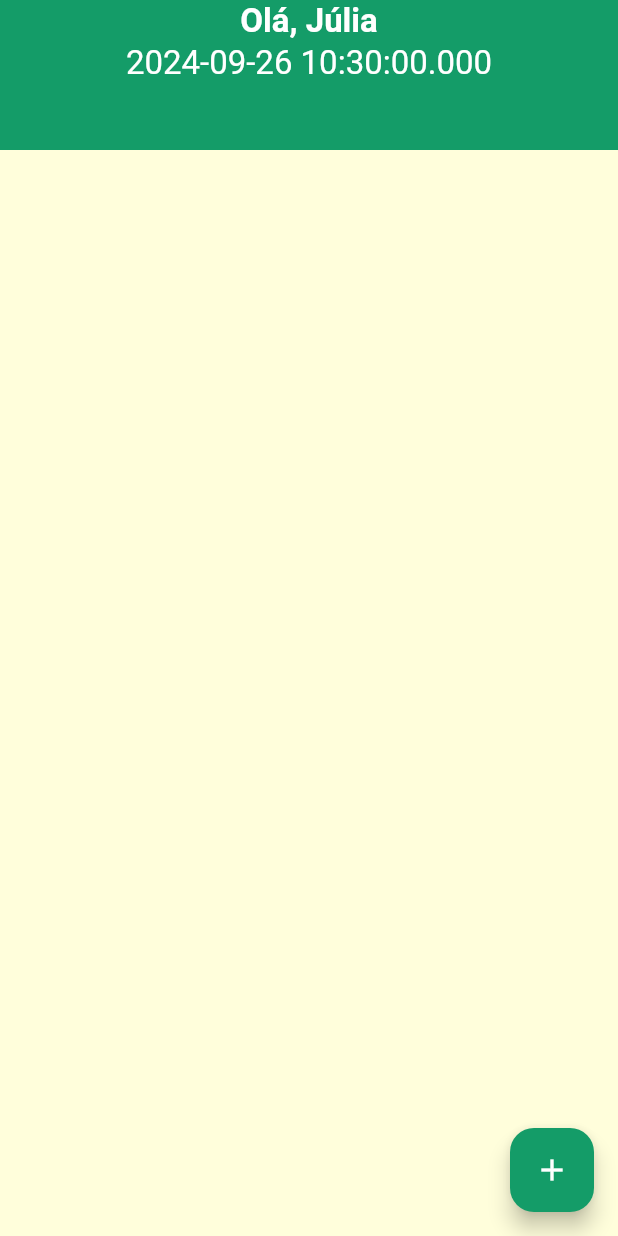
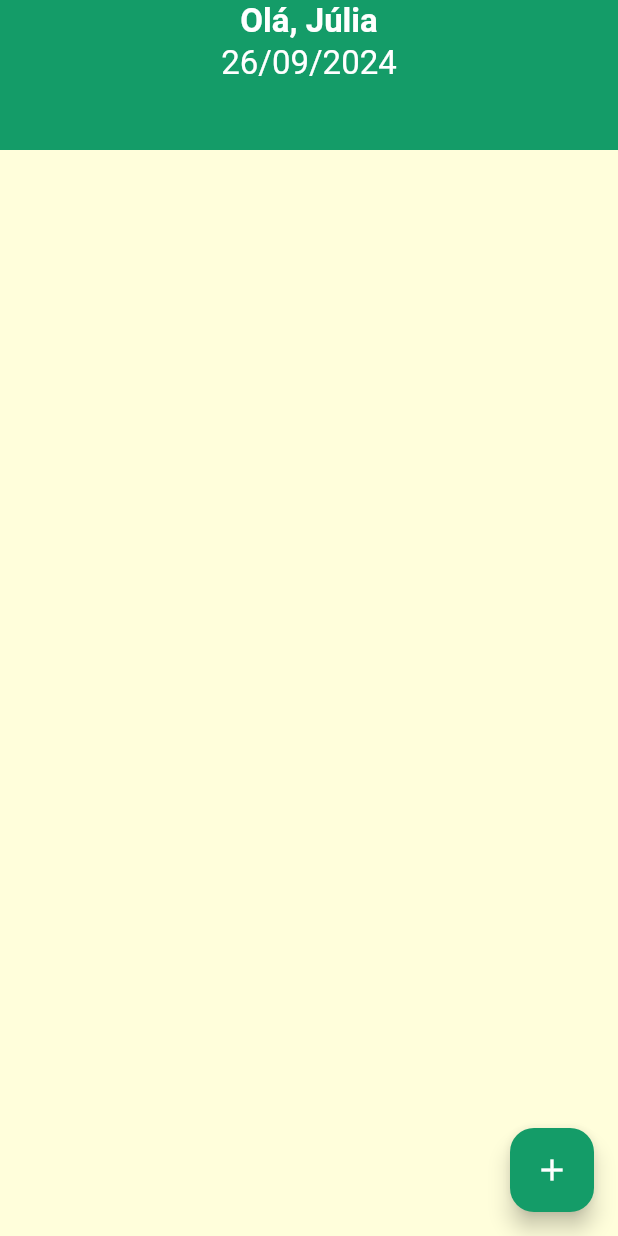
Before and after one commit to julialet/tasklist_manager_app, a Flutter app: the screen it shows after launch, on a phone screen of 412 x 824 dp. Run offline on Flutter 3.47's test engine with Material 3 defaults, Android fonts, the phone set to English and light mode, and no system bars.

Commit message:
Alteração de cores e data

```diff
--- a/lib/screens/todo_list_screen.dart
+++ b/lib/screens/todo_list_screen.dart
@@ -1,4 +1,5 @@
 import 'package:flutter/material.dart';
+import 'package:intl/intl.dart';
 
 import '../models/task.dart';
 import '../widgets/task_card.dart';
@@ -13,6 +14,7 @@ class _TodoListScreenState extends State<TodoListScreen> {
 
   final TextEditingController taskController = TextEditingController();
   final date = DateTime.now();
+  final formattedDate = DateFormat('dd/MM/yyyy').format(DateTime.now());
 
   void _addTask(String taskTitle) {
     setState(() {
@@ -90,7 +92,7 @@ class _TodoListScreenState extends State<TodoListScreen> {
                   TextStyle(color: Colors.white, fontWeight: FontWeight.bold),
             ),
             Text(
-              date.toString(),
+              formattedDate,
               style: TextStyle(
                 color: Colors.white,
               ),
--- a/pubspec.yaml
+++ b/pubspec.yaml
@@ -30,6 +30,7 @@ environment:
 dependencies:
   flutter:
     sdk: flutter
+  intl: ^0.17.0
 
 
   # The following adds the Cupertino Icons font to your application.
```
Also changed, not shown: lib/widgets/task_card.dart (+8 -3 lines), pubspec.lock.
